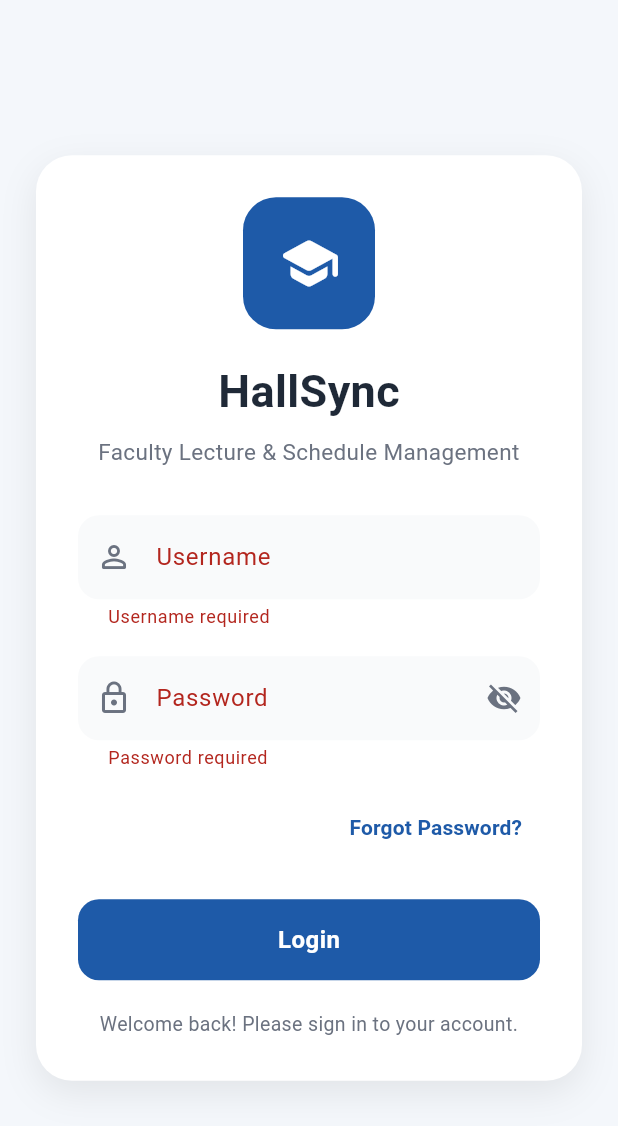
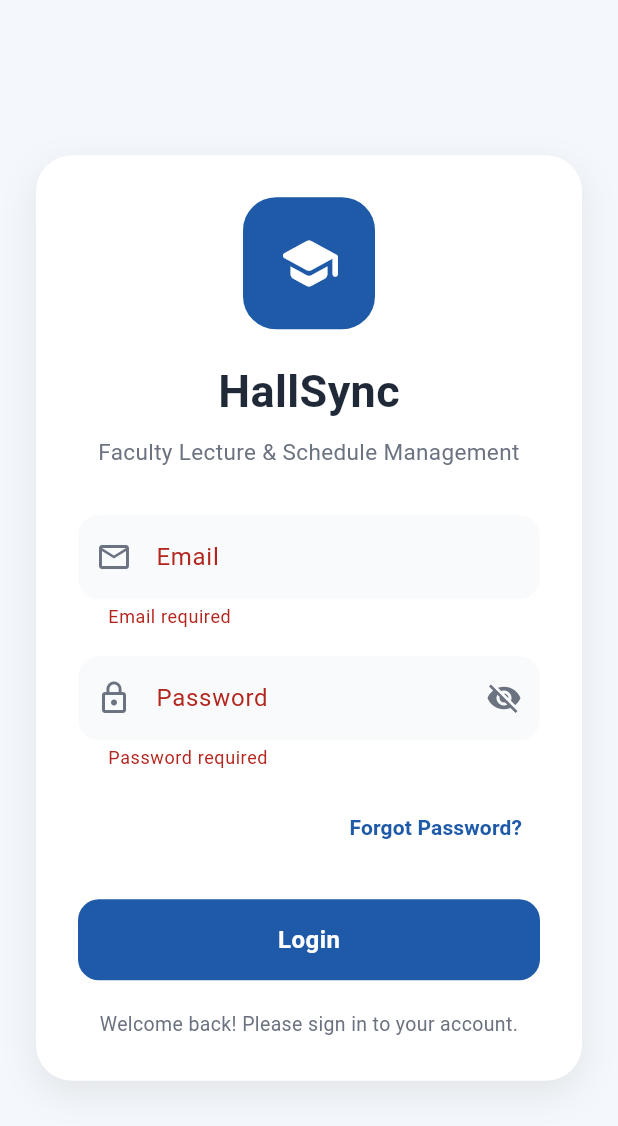
Before and after one commit to SahanLochana/Hallsync, a Flutter app: the screen it shows after launch, after a tap on "Login", on a phone screen of 412 x 824 dp. Shown: the top 1126 px of the screen. Run offline on Flutter 3.47's test engine with Material 3 defaults, Android fonts, the phone set to English and light mode, and no system bars.

Commit message:
Revert "Merge pull request #8 from SahanLochana/feature/mobile-login-ui"
This reverts commit 6d780f48ae43d0e709d916fad08453fadf62e1cb, reversing
changes made to 9a7f1433b00d2f2b152c9b2c9103d16d45da200f.

```diff
--- a/frontend/mobile_app/lib/features/auth/screens/login_screen.dart
+++ b/frontend/mobile_app/lib/features/auth/screens/login_screen.dart
@@ -1,8 +1,4 @@
 import 'package:flutter/material.dart';
-import 'package:http/http.dart' as http; // Added for network requests
-import 'dart:convert'; // Added for JSON encoding/decoding
-import 'dart:io' show Platform;
-import 'package:flutter/foundation.dart' show kIsWeb;
 import 'forgot_password_screen.dart';
 
 class LoginScreen extends StatefulWidget {
@@ -14,11 +10,10 @@ class LoginScreen extends StatefulWidget {
 
 class _LoginScreenState extends State<LoginScreen> {
   final _formKey = GlobalKey<FormState>();
-  final _usernameController = TextEditingController(); // Swapped from email
+  final _emailController = TextEditingController();
   final _passwordController = TextEditingController();
 
   bool _obscurePassword = true;
-  bool _isLoading = false; // Tracks if the network request is running
 
   static const Color primaryBlue = Color(0xFF1E5AA8);
   static const Color backgroundColor = Color(0xFFF4F7FB);
@@ -65,71 +60,13 @@ class _LoginScreenState extends State<LoginScreen> {
     );
   }
 
-  // THE LOGIC TO CONNECT TO FASTAPI
-Future<void> _handleLogin() async {
-  if (!_formKey.currentState!.validate()) return;
-
-  setState(() => _isLoading = true);
-
-  // Choose the right URL depending on the platform
-  String baseUrl = 'http://127.0.0.1:8000';
-  if (!kIsWeb && Platform.isAndroid) {
-    baseUrl = 'http://10.0.2.2:8000';
+  void _handleLogin() {
+    if (_formKey.currentState!.validate()) {
+      // TODO: Add Firebase login here later
+      ScaffoldMessenger.of(context).showSnackBar(
+        const SnackBar(content: Text('Logging in...')),
+      );
     }
-
-  final url = Uri.parse('$baseUrl/api/v1/login');
-
-  try {
-    final response = await http.post(
-      url,
-      headers: {'Content-Type': 'application/json'},
-      body: jsonEncode({
-        'username': _usernameController.text.trim(),
-        'password': _passwordController.text,
-      }),
-    );
-
-    setState(() => _isLoading = false);  // MOVE THIS HERE
-
-    if (response.statusCode == 200) {
-      final responseData = jsonDecode(response.body);
-      String? token = responseData['token'];
-      String? role = responseData['role'];
-
-      if (!mounted) return;
-
-      if (role?.toLowerCase() == 'admin') {
-        Navigator.pushReplacementNamed(context, '/admin-dashboard');
-      } else if (role?.toLowerCase() == 'lecturer') {
-        Navigator.pushReplacementNamed(context, '/lecturer-dashboard');
-      } else {
-        Navigator.pushReplacementNamed(context, '/student-dashboard');
-      }
-    } else {
-      // WRAP ERROR HANDLING IN TRY-CATCH
-      try {
-        final errorData = jsonDecode(response.body);
-        _showSnackBar(errorData['detail'] ?? 'Invalid credentials', isError: true);
-      } catch (parseError) {
-        // If error parsing fails, show the actual response
-        print(" Backend returned ${response.statusCode}: ${response.body}");
-        _showSnackBar('Login failed (${response.statusCode})', isError: true);
-      }
-    }
-  } catch (e) {
-    setState(() => _isLoading = false);
-    print(" Network Error: $e");
-    _showSnackBar('Can not connect to HallSync Server: $e', isError: true);
-  }
-}
-
-  void _showSnackBar(String message, {bool isError = false}) {
-    ScaffoldMessenger.of(context).showSnackBar(
-      SnackBar(
-        content: Text(message),
-        backgroundColor: isError ? Colors.red : Colors.green,
-      ),
-    );
   }
 
   @override
@@ -194,23 +131,31 @@ Future<void> _handleLogin() async {
                       ),
                       const SizedBox(height: 32),
 
-                      // Username Input Field
                       TextFormField(
-                        controller: _usernameController,
-                        keyboardType: TextInputType.text,
+                        controller: _emailController,
+                        keyboardType: TextInputType.emailAddress,
                         autovalidateMode: AutovalidateMode.onUserInteraction,
                         validator: (value) {
                           if (value == null || value.isEmpty) {
-                            return 'Username required';
+                            return 'Email required';
                           }
+
+                          if (!RegExp(
+                            r'^[\w\-.]+@([\w-]+\.)+[\w-]{2,4}$',
+                          ).hasMatch(value)) {
+                            return 'Enter valid email';
+                          }
+
                           return null;
                         },
-                        decoration: _inputDecoration("Username", Icons.person_outline_rounded),
+                        decoration: _inputDecoration(
+                          "Email",
+                          Icons.email_outlined,
+                        ),
                       ),
 
                       const SizedBox(height: 18),
 
-                      // Password Input Field
                       TextFormField(
                         controller: _passwordController,
                         obscureText: _obscurePassword,
@@ -219,12 +164,17 @@ Future<void> _handleLogin() async {
                           if (value == null || value.isEmpty) {
                             return 'Password required';
                           }
+
                           if (value.length < 6) {
                             return 'Password must be 6+ characters';
                           }
+
                           return null;
                         },
-                        decoration: _inputDecoration("Password", Icons.lock_outline),
+                        decoration: _inputDecoration(
+                          "Password",
+                          Icons.lock_outline,
+                        ),
                       ),
 
                       const SizedBox(height: 14),
@@ -236,13 +186,18 @@ Future<void> _handleLogin() async {
                             Navigator.push(
                               context,
                               MaterialPageRoute(
-                                builder: (context) => const ForgotPasswordScreen(),
+                                builder: (context) =>
+                                const ForgotPasswordScreen(),
                               ),
                             ).then((_) {
-                              _usernameController.clear();
+                              _emailController.clear();
                               _passwordController.clear();
-                              _showSnackBar("Please login with your new password");
-                            });
+
+                              ScaffoldMessenger.of(context) .showSnackBar(
+                                const SnackBar(content: Text("Please login with your new password")),
+                              );
+                            }
+                            );
                           },
                           child: const Text(
                             "Forgot Password?",
@@ -256,31 +211,20 @@ Future<void> _handleLogin() async {
 
                       const SizedBox(height: 24),
 
-                      // Login Button
                       SizedBox(
                         width: double.infinity,
                         height: 54,
                         child: ElevatedButton(
-                          onPressed: _isLoading ? null : _handleLogin,
+                          onPressed: _handleLogin,
                           style: ElevatedButton.styleFrom(
                             backgroundColor: primaryBlue,
                             foregroundColor: Colors.white,
-                            disabledBackgroundColor: primaryBlue.withOpacity(0.6),
                             elevation: 0,
                             shape: RoundedRectangleBorder(
                               borderRadius: BorderRadius.circular(14),
                             ),
                           ),
-                          child: _isLoading
-                              ? const SizedBox(
-                                  height: 24,
-                                  width: 24,
-                                  child: CircularProgressIndicator(
-                                    color: Colors.white,
-                                    strokeWidth: 2.5,
-                                  ),
-                                )
-                              : const Text(
+                          child: const Text(
                             "Login",
                             style: TextStyle(
                               fontSize: 16,
@@ -314,7 +258,7 @@ Future<void> _handleLogin() async {
 
   @override
   void dispose() {
-    _usernameController.dispose();
+    _emailController.dispose();
     _passwordController.dispose();
     super.dispose();
   }
--- a/frontend/mobile_app/lib/main.dart
+++ b/frontend/mobile_app/lib/main.dart
@@ -1,15 +1,7 @@
 import 'package:flutter/material.dart';
-import 'package:flutter_dotenv/flutter_dotenv.dart';
 import 'features/auth/screens/login_screen.dart';
-import 'screens/student_dashboard.dart';
-import 'screens/lecturer/lecturer_dashboard.dart';
-import 'screens/campus_map_screen.dart';
 
-Future<void> main() async {
-  WidgetsFlutterBinding.ensureInitialized();
-
-  await dotenv.load(fileName: ".env");
-
+void main() {
   runApp(const HallSyncApp());
 }
 
@@ -18,15 +10,10 @@ class HallSyncApp extends StatelessWidget {
 
   @override
   Widget build(BuildContext context) {
-    return MaterialApp(
+    return const MaterialApp(
       debugShowCheckedModeBanner: false,
       title: "HallSync",
-      initialRoute: '/',
-      routes: {
-        '/': (context) => const LoginScreen(),
-        '/student-dashboard': (context) => const HomeScreen(),
-        '/lecturer-dashboard': (context) => const LecturerDashboard(),
-      },
+      home: const LoginScreen(),
     );
   }
 }
```
Also changed, not shown: frontend/mobile_app/lib/login/login_screen.dart (added, +220 -0 lines), frontend/mobile_app/lib/screens/campus_map_screen.dart (deleted, +0 -60 lines), frontend/mobile_app/pubspec.yaml (+0 -8 lines), frontend/mobile_app/pubspec.lock, 9 other files. Lines whose indentation alone changed are shown as unchanged.
